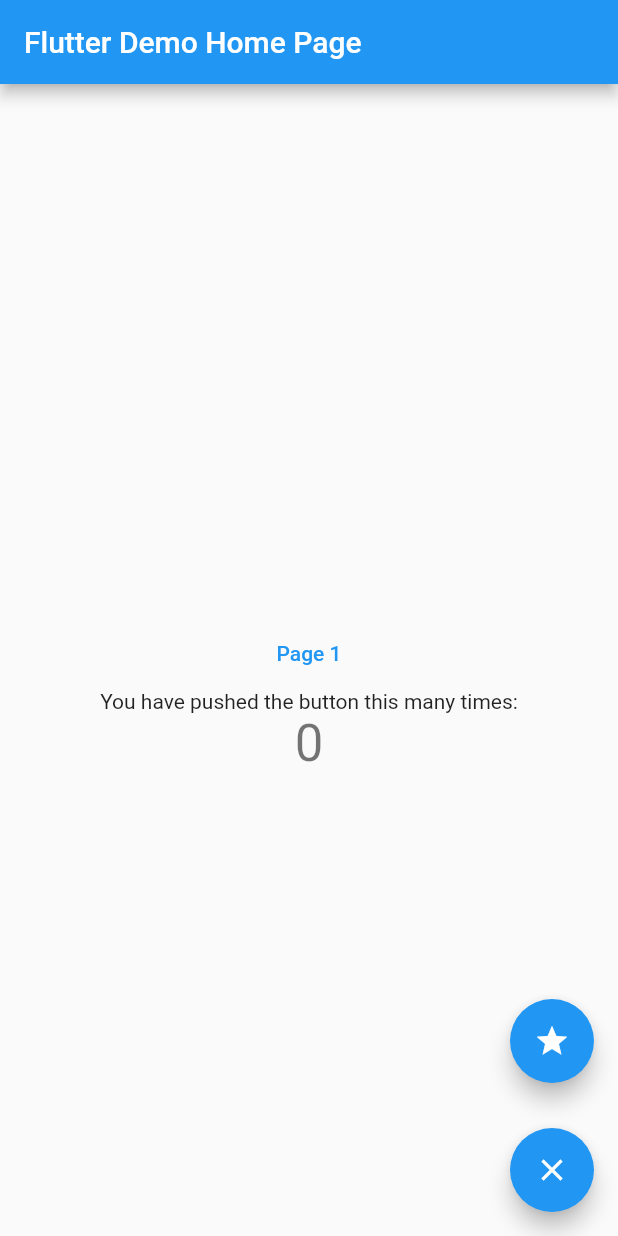
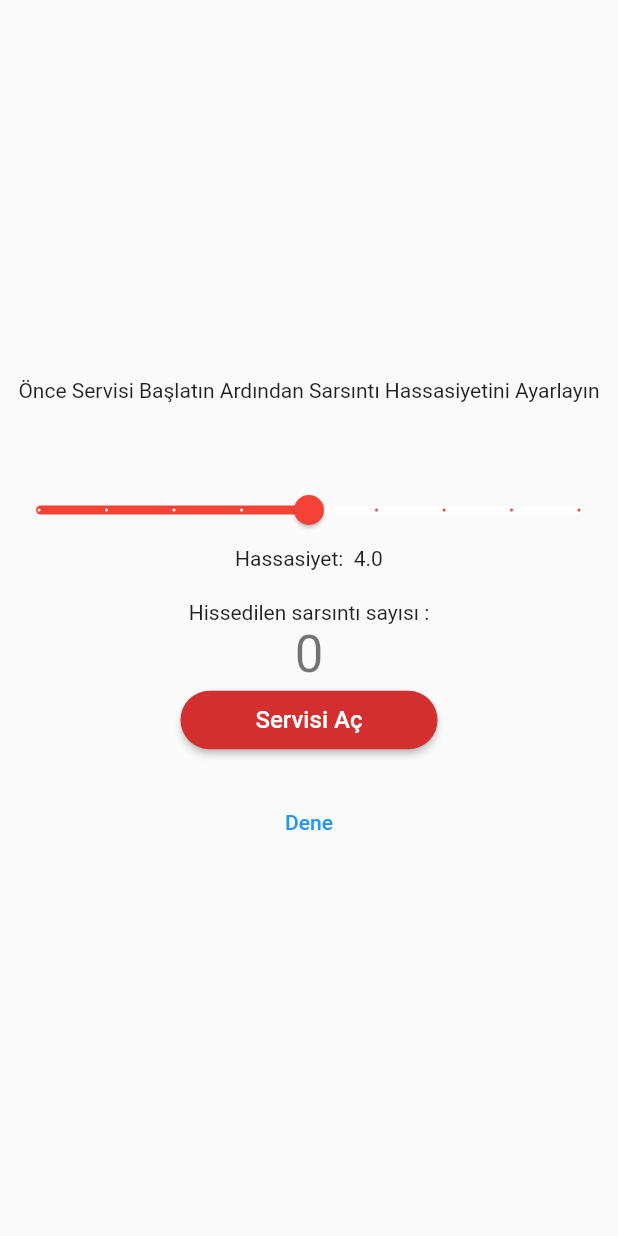
Before and after one commit to Tughra/Bacground-Service-Flutter, a Flutter app: the screen it shows after launch, on a phone screen of 412 x 824 dp. Run offline on Flutter 3.47's test engine with Material 2 defaults, Android fonts, the phone set to English and light mode, and no system bars; our stand-ins replace audioplayers, dio, flutter_local_notifications, flutter_native_timezone, timezone; missing offline and left inert: flutter_background_service, flutter_background_service_android, shake; statements that could not run were skipped.

Commit message:
background service with notification actions and shake

```diff
--- a/lib/main.dart
+++ b/lib/main.dart
@@ -9,14 +9,79 @@ import 'package:flutter_local_notifications/flutter_local_notifications.dart';
 import 'package:shake/shake.dart';
 
 
+@pragma('vm:entry-point')
+void onStart(ServiceInstance service) async{
+  DartPluginRegistrant.ensureInitialized();
+  LocalNotificationService localService=LocalNotificationService.instance;
+  String url =
+      "https://www.mediacollege.com/downloads/sound-effects/alien/laser-01.wav";
+  final audioPlayer = AudioPlayer();
+  int count = 0;
+  int threshold=4;
+  late ShakeDetector? detector;
+  service.on("start").listen((event) {
+    debugPrint("<<<<<<<<<< Dinlenen : $event >>>>>>>>>>");
+    if (event!['action'] == 'startService') {
+      debugPrint("<<<<<<<<<< From Service : $event >>>>>>>>>>");
+      if (service is AndroidServiceInstance) {
+        service.setAsForegroundService();
+      }
 
+      detector = ShakeDetector.autoStart(onPhoneShake: () async{
+        Map<String, dynamic> dataToSend = {
+          'count': count++,
+        };
+        service.invoke("coming", dataToSend);
+        await localService.showActionNotification(id: 1, payload: "action notification",title: "Sarsıntı",body: "Sarsıntı hissettik. Yardım cağırmamızı ister misiniz?",showsUserInterface: false);
+        audioPlayer.play(UrlSource(url));
+        debugPrint("<<<<<<<<<< From Service TO DEVICE : $dataToSend >>>>>>>>>>");
+      },shakeThresholdGravity:threshold.toDouble());
+
+      return;
+    }
+    if(event.keys.first == 'threshold'){
+      debugPrint("<<<<<<<<<< From Slider : $event >>>>>>>>>>");
+      threshold=event["threshold"] as int;
+      detector?.stopListening();
+      detector=null;
+      detector = ShakeDetector.waitForStart(onPhoneShake: () async{
+        Map<String, dynamic> dataToSend = {
+          'count': count++,
+        };
+        service.invoke("coming", dataToSend);
+        await localService.showActionNotification(id: 1, payload: "action notification",title: "Sarsıntı",body: "Sarsıntı hissettik. Yardım cağırmamızı ister misiniz?",showsUserInterface: false);
+        audioPlayer.play(UrlSource(url));
+        debugPrint("<<<<<<<<<< From Service TO DEVICE : $dataToSend >>>>>>>>>>");
+      },shakeThresholdGravity:threshold.toDouble());
+      detector?.startListening();
+    }
+    if (event['action'] == 'stopService') {
+      debugPrint("<<<<<<<<<< From Service : $event >>>>>>>>>>");
+      service.stopSelf();
+      detector?.stopListening();
+    }
+  });
+
+  /*
+    audioPlayer.onPlayerComplete.listen((event) {
+    debugPrint("<<<<<<<<<< onPlayerComplete >>>>>>>>>>");
+     Map<String,dynamic>dataToSend={
+       'count':count++,
+     };
+     service.invoke("coming",dataToSend);
+     debugPrint("<<<<<<<<<< Data Sent : $dataToSend >>>>>>>>>>");
+     audioPlayer.play(UrlSource(url));
+  });
+   */
+  audioPlayer.play(UrlSource(url));
+}
 
 const notificationChannelId = 'acn_foreground';
 const notificationActionChannelId = 'acn_action';
 const notificationActionChannelName = 'AcnTurk Korumam';
 const notificationActionChannelDescription = 'Sarsıntı izleme bildirimleri';
 const notificationId = 888;
-
+/*
 @pragma('vm:entry-point')
 void backHand(NotificationResponse response){
   final service = FlutterBackgroundService();
@@ -27,7 +92,6 @@ void backHand(NotificationResponse response){
     'count': 200,
   });
 }
-/*
  final FlutterLocalNotificationsPlugin flutterLocalNotificationsPlugin =
   FlutterLocalNotificationsPlugin();
   const AndroidInitializationSettings initializationSettingsAndroid =
@@ -68,52 +132,6 @@ void backHand(NotificationResponse response){
     onDidReceiveBackgroundNotificationResponse:backHand,    //  callback B 🅱
   );
  */
-void onStart(ServiceInstance service) async{
-  DartPluginRegistrant.ensureInitialized();
-  LocalNotificationService _localService=LocalNotificationService.instance;
-  String url =
-      "https://www.mediacollege.com/downloads/sound-effects/alien/laser-01.wav";
-  final audioPlayer = AudioPlayer();
-  int count = 0;
-  late final ShakeDetector? detector;
-  service.on("start").listen((event) {
-    debugPrint("<<<<<<<<<< Dinlenen : $event >>>>>>>>>>");
-    if (event!['action'] == 'startService') {
-      debugPrint("<<<<<<<<<< From Service : $event >>>>>>>>>>");
-      if (service is AndroidServiceInstance) {
-        service.setAsForegroundService();
-      }
-      detector = ShakeDetector.autoStart(onPhoneShake: () async{
-        Map<String, dynamic> dataToSend = {
-          'count': count++,
-        };
-        service.invoke("coming", dataToSend);
-        await _localService.showActionNotification(id: count, payload: "action notification",title: "Title",body: "Body body",showsUserInterface: false);
-        audioPlayer.play(UrlSource(url));
-        debugPrint("<<<<<<<<<< From Service TO DEVICE : $dataToSend >>>>>>>>>>");
-      },shakeThresholdGravity:8 );
-      return;
-    }
-    if (event['action'] == 'stopService') {
-      debugPrint("<<<<<<<<<< From Service : $event >>>>>>>>>>");
-      service.stopSelf();
-      detector?.stopListening();
-    }
-  });
-
-  /*
-    audioPlayer.onPlayerComplete.listen((event) {
-    debugPrint("<<<<<<<<<< onPlayerComplete >>>>>>>>>>");
-     Map<String,dynamic>dataToSend={
-       'count':count++,
-     };
-     service.invoke("coming",dataToSend);
-     debugPrint("<<<<<<<<<< Data Sent : $dataToSend >>>>>>>>>>");
-     audioPlayer.play(UrlSource(url));
-  });
-   */
-  audioPlayer.play(UrlSource(url));
-}
 
 bool onIosBackground(ServiceInstance service) {
   WidgetsFlutterBinding.ensureInitialized();
@@ -123,6 +141,10 @@ bool onIosBackground(ServiceInstance service) {
 }
 
 Future<void> initializeService() async {
+/*
+  AndroidInitializationSettings initializationSettingsAndroid =
+  const AndroidInitializationSettings('@mipmap/ic_launcher');
+ */
   const AndroidNotificationChannel channel = AndroidNotificationChannel(
     notificationChannelId, // id
     'AcnTurk Güvendeyim', // title
@@ -160,10 +182,8 @@ Future<void> initializeService() async {
     iosConfiguration: IosConfiguration(
       // auto start service
       autoStart: false,
-
       // this will be executed when app is in foreground in separated isolate
       onForeground: onStart,
-
       // you have to enable background fetch capability on xcode project
       onBackground: onIosBackground,
     ),
@@ -184,11 +204,12 @@ class MyApp extends StatelessWidget {
   @override
   Widget build(BuildContext context) {
     return MaterialApp(
-      title: 'Flutter Demo',
+      debugShowCheckedModeBanner: false,
+      title: 'Sarsıntı Algılama',
       theme: ThemeData(
         primarySwatch: Colors.blue,
       ),
-      home: const MyHomePage(title: 'Flutter Demo Home Page'),
+      home: const MyHomePage(title: 'Sarsıntı Algılama Demo'),
     );
   }
 }
@@ -209,20 +230,26 @@ class _MyHomePageState extends State<MyHomePage> {
   int playCount = 0;
   bool isRunning=false;
   String actionResponse="";
+  double _currentValue=4;
   late final FlutterBackgroundService service;
   //final Source _urlSource=UrlSource("https://www.mediacollege.com/downloads/sound-effects/alien/laser-01.wav");
   void _startOrStopService() async {
     isRunning=await service.isRunning();
     if (isRunning) {
-      Future.delayed(const Duration(seconds: 2),(){
+     await Future.delayed(const Duration(seconds: 2),(){
         FlutterBackgroundService().invoke('start', {'action': 'stopService'});
       });
+      isRunning=false;
       print('Service running and will be stopped');
     } else {
-      service.startService();
+      await service.startService();
       await initializeBackground();
+      isRunning=await service.isRunning();
       print('Service will be starting');
     }
+    setState(() {
+
+    });
   }
 
   @override
@@ -295,34 +322,67 @@ class _MyHomePageState extends State<MyHomePage> {
   @override
   Widget build(BuildContext context) {
     return Scaffold(
-      appBar: AppBar(
-        title: Text(widget.title),
-      ),
       body: Center(
         child: Column(
           mainAxisAlignment: MainAxisAlignment.center,
           children: <Widget>[
-            Text(actionResponse,style: const TextStyle(color: Colors.blueAccent,fontSize: 40),),
-            TextButton(
-              onPressed: () {
-                LocalNotificationService.instance.showNotification(hashcode:1, payload: "123213");
-                //FlutterBackgroundService().invoke('start', {'action': 'startService'});
-                //Navigator.of(context).push(MaterialPageRoute(builder: (context)=>const PageOne()));
-              },
+            //Text(actionResponse,style: const TextStyle(color: Colors.blueAccent,fontSize: 40),),
+            Padding(
+              padding: const EdgeInsets.only(bottom: 48.0,right: 10,left: 10),
               child: const Text(
-                'Page 1',
+                'Önce Servisi Başlatın Ardından Sarsıntı Hassasiyetini Ayarlayın',textAlign: TextAlign.center,
               ),
             ),
+            Column(
+              children: [
+                Slider(
+          value: _currentValue,
+          max: 8,
+          divisions: 8,
+         activeColor: Colors.red,
+         inactiveColor: Colors.white,
+         /*
+          onChangeStart: (_){
+                if(isRunning==false)ScaffoldMessenger.of(context).showSnackBar(const SnackBar(content: Text("Önce Servisi Aktif Ediniz")));
+          },
+          */
+          label: "Değer : $_currentValue",
+          onChanged: (double value) {
+                  if(value>=1) {
+                    setState(() {
+                      _currentValue = value;
+                    });
+                    service.invoke("start",{"threshold":_currentValue});
+                  }
+
+          },
+        ),
+                 Text(
+                  'Hassasiyet:  $_currentValue',
+                ),
+              ],
+            ),
+            const SizedBox(height: 20,),
             const Text(
-              'You have pushed the button this many times:',
+              'Hissedilen sarsıntı sayısı :',
             ),
             Text(
               '$playCount',
               style: Theme.of(context).textTheme.headline4,
             ),
+            MaterialButton(shape: RoundedRectangleBorder(borderRadius: BorderRadius.circular(20)),onPressed: _startOrStopService,padding: const EdgeInsets.symmetric(vertical: 10,horizontal: 50),color: Colors.red.shade700,child: Text(isRunning?"Servisi Kapat":"Servisi Aç",style:const TextStyle(fontSize: 16,color: Colors.white) ,),
+            ),
+            SizedBox(height: 20,),
+            TextButton(onPressed: (){
+              LocalNotificationService.instance.showActionNotification(id: 1, payload: "action notification",title: "Sarsıntı",body: "Sarsıntı hissettik. Yardım cağırmamızı ister misiniz?",showsUserInterface: false);
+            }, child: Text("Dene"))
           ],
         ),
-      ),
+      ), // This trailing comma makes auto-formatting nicer for build methods.
+    );
+  }
+}
+/*
       floatingActionButton: Column(
         mainAxisSize: MainAxisSize.min,
         children: [
@@ -343,7 +403,5 @@ class _MyHomePageState extends State<MyHomePage> {
             child: const Icon(Icons.close),
           ),
         ],
-      ), // This trailing comma makes auto-formatting nicer for build methods.
-    );
-  }
-}
+      )
+ */
--- a/lib/page_one/local_notification_service.dart
+++ b/lib/page_one/local_notification_service.dart
@@ -7,7 +7,14 @@ import 'package:flutter_local_notifications/flutter_local_notifications.dart';
 
 import 'send_notification.dart';
 
-void didReceiveNotification  (NotificationResponse notificationResponse) {
+const String darwinNotificationCategoryText = 'textCategory';
+
+/// Defines a iOS/MacOS notification category for plain actions.
+const String darwinNotificationCategoryPlain = 'plainCategory';
+const String darwinNotificationCategoryPlain2 = 'plainCategory2';
+const String navigationActionId = 'id_3';
+
+void didReceiveNotification(NotificationResponse notificationResponse) {
   print("------------Tapped Notification----------------");
   switch (notificationResponse.notificationResponseType) {
     case NotificationResponseType.selectedNotification:
@@ -24,8 +31,10 @@ void didReceiveNotification  (NotificationResponse notificationResponse) {
       break;
   }
 }
+
 @pragma('vm:entry-point')
-void didReceiveNotificationBackground(NotificationResponse notificationResponse) {
+void didReceiveNotificationBackground(
+    NotificationResponse notificationResponse) {
   print("------------Tapped Notification Background----------------");
   switch (notificationResponse.notificationResponseType) {
     case NotificationResponseType.selectedNotification:
@@ -36,14 +45,17 @@ void didReceiveNotificationBackground(NotificationResponse notificationResponse)
       break;
     case NotificationResponseType.selectedNotificationAction:
       {
-        sendNotification();
+        //sendNotification();
         print("------------Action Tapped Background----------------");
+        debugPrint(notificationResponse.actionId);
         onNotifications.add(notificationResponse.actionId);
       }
       break;
   }
 }
+
 final StreamController<String?> onNotifications = StreamController<String?>();
+
 class LocalNotificationService {
   static LocalNotificationService? _instance;
 
@@ -56,6 +68,7 @@ class LocalNotificationService {
       return _instance!;
     }
   }
+
   late final FlutterLocalNotificationsPlugin flutterLocalNotificationsPlugin;
 
   late final InitializationSettings initializationSettings;
@@ -64,19 +77,84 @@ class LocalNotificationService {
 
   LocalNotificationService._init() {
     flutterLocalNotificationsPlugin = FlutterLocalNotificationsPlugin();
-
+    final List<DarwinNotificationCategory> darwinNotificationCategories =
+        <DarwinNotificationCategory>[
+      DarwinNotificationCategory(
+        darwinNotificationCategoryText,
+        actions: <DarwinNotificationAction>[
+          DarwinNotificationAction.text(
+            'text_1',
+            'Action 1',
+            buttonTitle: 'Send',
+            placeholder: 'Placeholder',
+          ),
+        ],
+      ),
+      DarwinNotificationCategory(darwinNotificationCategoryPlain2,
+          actions: <DarwinNotificationAction>[
+            DarwinNotificationAction.plain('id_1', 'Yardım Al'),
+            DarwinNotificationAction.plain(
+              'id_2',
+              'İptal',
+            ),
+          ]),
+      DarwinNotificationCategory(
+        darwinNotificationCategoryPlain,
+        actions: <DarwinNotificationAction>[
+          DarwinNotificationAction.plain('id_1', 'Action 1'),
+          DarwinNotificationAction.plain(
+            'id_2',
+            'Action 2 (destructive)',
+            options: <DarwinNotificationActionOption>{
+              DarwinNotificationActionOption.destructive,
+            },
+          ),
+          DarwinNotificationAction.plain(
+            navigationActionId,
+            'Action 3 (foreground)',
+            options: <DarwinNotificationActionOption>{
+              DarwinNotificationActionOption.foreground,
+            },
+          ),
+          DarwinNotificationAction.plain(
+            'id_4',
+            'Action 4 (auth required)',
+            options: <DarwinNotificationActionOption>{
+              DarwinNotificationActionOption.authenticationRequired,
+            },
+          ),
+        ],
+        options: <DarwinNotificationCategoryOption>{
+          DarwinNotificationCategoryOption.hiddenPreviewShowTitle,
+        },
+      )
+    ];
     final DarwinInitializationSettings initializationSettingsIOS =
         DarwinInitializationSettings(
       requestSoundPermission: true,
       requestBadgePermission: true,
       requestAlertPermission: true,
-      onDidReceiveLocalNotification: (a, b, c, d) {},
+      onDidReceiveLocalNotification:
+          (int id, String? title, String? body, String? payload) {
+        /*
+        onNotifications.add(
+          ReceivedNotification(
+            id: a,
+            title: b,
+            body: c,
+            payload: d,
+          ),
         );
-
+         */
+      },
+      notificationCategories: darwinNotificationCategories,
+    );
     AndroidInitializationSettings initializationSettingsAndroid =
         const AndroidInitializationSettings('@mipmap/ic_launcher');
     initializationSettings = InitializationSettings(
-        android: initializationSettingsAndroid, iOS: initializationSettingsIOS,);
+      android: initializationSettingsAndroid,
+      iOS: initializationSettingsIOS,
+    );
     //flutterLocalNotificationsPlugin.initialize(initializationSettings,onDidReceiveBackgroundNotificationResponse:notificationTapBackground);
 
     init();
@@ -101,8 +179,7 @@ class LocalNotificationService {
   void _onClickedNotification(String? payload,
       {required BuildContext context}) {
     if (payload != null) {
-      debugPrint(
-          "**** _onClickedNotification ***");
+      debugPrint("**** _onClickedNotification ***");
     } //Get.to(()=>NotificationDetailPage(payload:payload,));
   }
 
@@ -139,7 +216,9 @@ class LocalNotificationService {
       debugPrint(details.notificationResponse?.actionId);
     }
     await flutterLocalNotificationsPlugin.initialize(initializationSettings,
-        onDidReceiveNotificationResponse:didReceiveNotification, onDidReceiveBackgroundNotificationResponse:didReceiveNotificationBackground);
+        onDidReceiveNotificationResponse: didReceiveNotification,
+        onDidReceiveBackgroundNotificationResponse:
+            didReceiveNotificationBackground);
   }
 
   Future<void> showNotification(
@@ -159,11 +238,13 @@ class LocalNotificationService {
             icon: '@mipmap/ic_launcher',
             channelAction: AndroidNotificationChannelAction.values[1],
             color: Colors.purple.shade800,
-        largeIcon: const DrawableResourceAndroidBitmap('@mipmap/ic_launcher'),
+            largeIcon:
+                const DrawableResourceAndroidBitmap('@mipmap/ic_launcher'),
             ticker: 'Bisem Up');
 
     const DarwinNotificationDetails iosPlatformChannelSpecifics =
         DarwinNotificationDetails(
+      interruptionLevel: InterruptionLevel.critical,
       threadIdentifier: "high_importance_channel",
     );
     NotificationDetails platformChannelSpecifics = NotificationDetails(
@@ -177,12 +258,18 @@ class LocalNotificationService {
       payload: payload ?? 'item x',
     );
   }
-  Future<void> showActionNotification(
-      {String? title,
+
+  Future<void> showActionNotification({
+    String? title,
     String? body,
     required int id,
-        bool showsUserInterface=true,
-        required String? payload,}) async {
+    bool showsUserInterface = true,
+    required String? payload,
+  }) async {
+    const DarwinNotificationDetails iosNotificationDetails =
+        DarwinNotificationDetails(
+      categoryIdentifier: darwinNotificationCategoryPlain2,
+    );
     AndroidNotificationDetails androidPlatformChannelSpecifics =
         AndroidNotificationDetails(
       "notificationActionChannelId2",
@@ -193,18 +280,16 @@ class LocalNotificationService {
       //groupKey:"notificationActionChannelName",
       ticker: 'ticker',
       actions: <AndroidNotificationAction>[
-        AndroidNotificationAction('id_1', 'Yardım Al',titleColor: Colors.green,showsUserInterface: showsUserInterface,cancelNotification: true),
-        const AndroidNotificationAction('id_2', 'İptal',titleColor: Colors.black),
+        AndroidNotificationAction('id_1', 'Yardım Al',
+            titleColor: Colors.green,
+            showsUserInterface: showsUserInterface,
+            cancelNotification: true),
+        const AndroidNotificationAction('id_2', 'İptal',
+            titleColor: Colors.black),
       ],
     );
-
-    const DarwinNotificationDetails iosPlatformChannelSpecifics =
-    DarwinNotificationDetails(
-      threadIdentifier: "high_importance_channel",
-    );
     NotificationDetails platformChannelSpecifics = NotificationDetails(
-        iOS: iosPlatformChannelSpecifics,
-        android: androidPlatformChannelSpecifics);
+        iOS: iosNotificationDetails, android: androidPlatformChannelSpecifics);
     await flutterLocalNotificationsPlugin.show(
       id,
       title ?? 'plain title',
@@ -213,6 +298,7 @@ class LocalNotificationService {
       payload: payload ?? 'item x',
     );
   }
+
   Future<void> showActionNotificationScheduled(
       {String? title,
       String? body,
@@ -229,8 +315,9 @@ class LocalNotificationService {
       //groupKey:"notificationActionChannelName",
       ticker: 'ticker',
       actions: <AndroidNotificationAction>[
-        AndroidNotificationAction('id_1', 'Yardım Al',titleColor: Colors.green,showsUserInterface: true),
-        AndroidNotificationAction('id_2', 'İptal',titleColor: Colors.black),
+        AndroidNotificationAction('id_1', 'Yardım Al',
+            titleColor: Colors.green, showsUserInterface: true),
+        AndroidNotificationAction('id_2', 'İptal', titleColor: Colors.black),
       ],
     );
 
@@ -278,7 +365,8 @@ class LocalNotificationService {
   NotificationDetails schedulePlatformChannelSpecifics() {
     debugPrint(AndroidNotificationChannelAction.values.toString());
     AndroidNotificationDetails androidPlatformChannelSpecifics =
-    const AndroidNotificationDetails('schedule task channel', 'BisemUp Tasks',
+        const AndroidNotificationDetails(
+            'schedule task channel', 'BisemUp Tasks',
             channelDescription: 'Scheduled task notification',
             importance: Importance.max,
             priority: Priority.high,
--- a/pubspec.yaml
+++ b/pubspec.yaml
@@ -37,6 +37,7 @@ dependencies:
   shared_preferences: ^2.0.15
   device_info_plus: ^8.0.0
   dio: ^4.0.6
+  geolocator: ^9.0.2
   # The following adds the Cupertino Icons font to your application.
   # Use with the CupertinoIcons class for iOS style icons.
   cupertino_icons: ^1.0.2
```
Also changed, not shown: lib/page_one/send_notification.dart (+4 -4 lines), pubspec.lock, 28 other files. Lines whose indentation alone changed are shown as unchanged.
